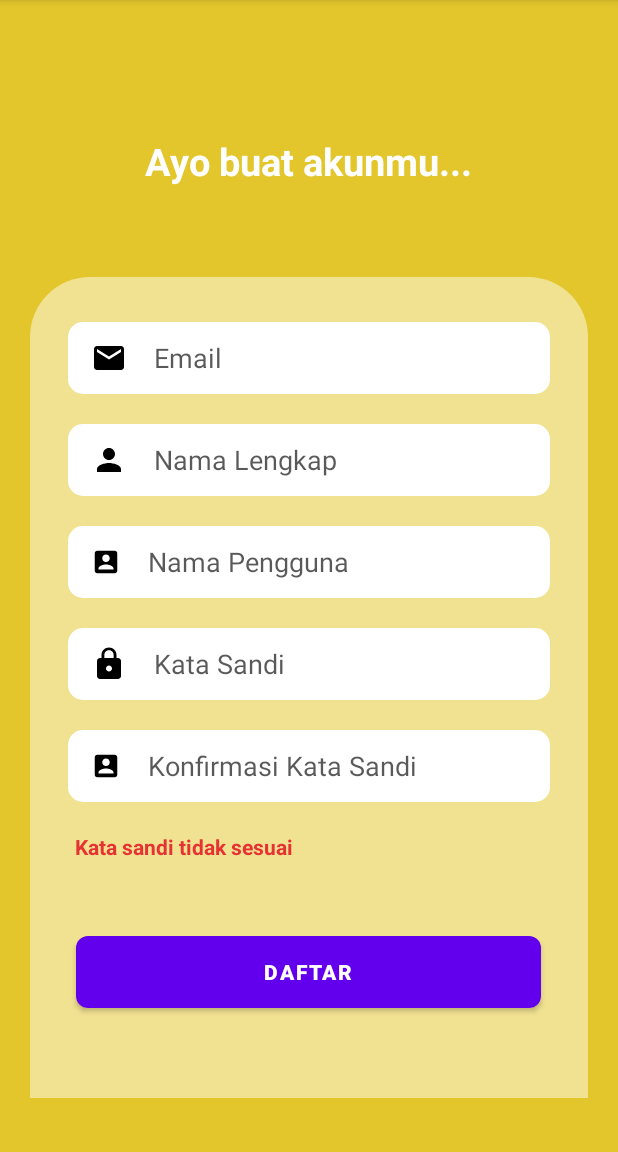
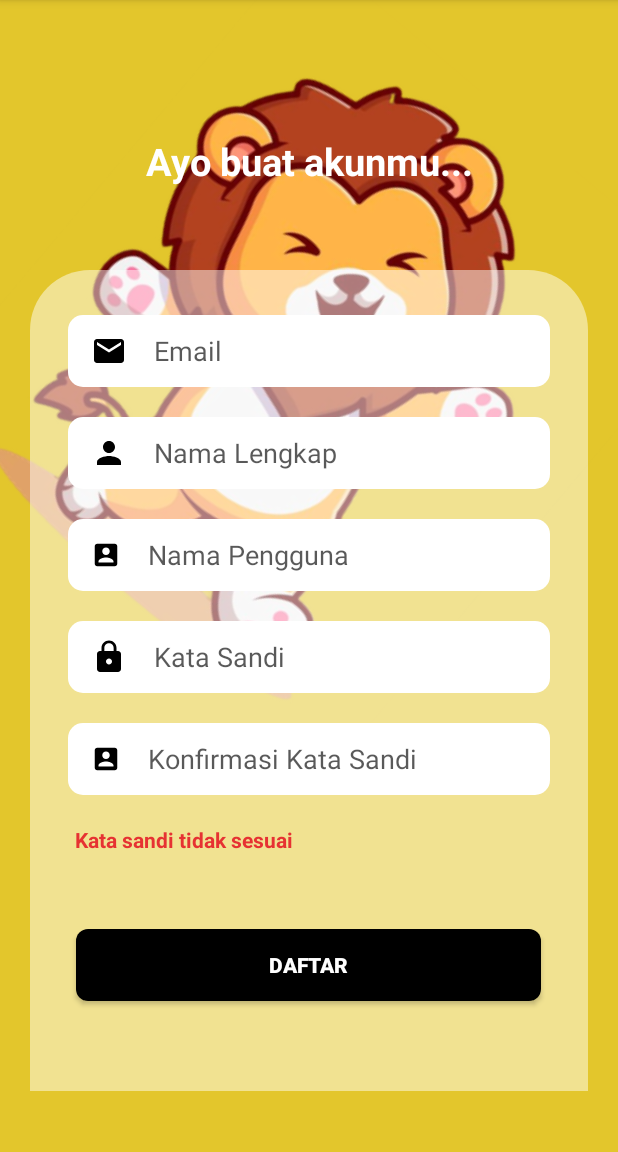
Before and after one commit to Devanoz/ABCeria-project-PAB-, an Android app: the Register screen opened directly, with no data from a screen before it, on a phone screen of 412 x 824 dp, the part 84-1236 px from its top. Run offline under Robolectric (Android 15) with nearby library versions, the phone set to English and light mode, and no system bars.

Commit message:
edit login dan menambahkan halaman register

```diff
--- a/app/build.gradle
+++ b/app/build.gradle
@@ -47,6 +47,7 @@ dependencies {
     implementation 'com.google.firebase:firebase-firestore-ktx:24.4.1'
     implementation 'com.google.firebase:firebase-storage-ktx:20.1.0'
     implementation 'com.google.firebase:firebase-auth:21.1.0'
+    implementation 'com.google.firebase:firebase-database:20.1.0'
     testImplementation 'junit:junit:4.13.2'
     androidTestImplementation 'androidx.test.ext:junit:1.1.4'
     androidTestImplementation 'androidx.test.espresso:espresso-core:3.5.0'
--- a/app/src/main/java/com/example/abceria/Activity/auth/Login.kt
+++ b/app/src/main/java/com/example/abceria/Activity/auth/Login.kt
@@ -1,5 +1,6 @@
 package com.example.abceria.Activity.auth
 
+import android.annotation.SuppressLint
 import android.content.Intent
 import android.content.IntentSender
 import androidx.appcompat.app.AppCompatActivity
@@ -31,6 +32,7 @@ class Login : AppCompatActivity() {
 
     private val REQ_ONE_TAP = 2
     private var showOneTapUi = true
+
 
     override fun onCreate(savedInstanceState: Bundle?) {
         super.onCreate(savedInstanceState)
--- a/app/src/main/java/com/example/abceria/MainActivity.kt
+++ b/app/src/main/java/com/example/abceria/MainActivity.kt
@@ -15,8 +15,7 @@ import android.widget.Toast
 import androidx.core.net.toFile
 import com.example.abceria.db.DB
 import com.example.abceria.model.user.UserDetail
-import com.google.firebase.storage.FirebaseStorage
-import com.google.firebase.storage.StorageReference
+
 import java.io.File
 import java.io.FileInputStream
 import java.io.IOException
--- a/app/src/main/res/layout/activity_login.xml
+++ b/app/src/main/res/layout/activity_login.xml
@@ -62,13 +62,15 @@
             android:textSize="15sp"
             android:textStyle="bold" />
 
-        <Button
-            android:layout_width="300dp"
+        <androidx.appcompat.widget.AppCompatButton
+            android:id="@+id/login_btn_login"
+            android:layout_width="310dp"
             android:layout_height="wrap_content"
             android:layout_gravity="center"
             android:layout_marginTop="50dp"
             android:background="@drawable/rounded_button_masuk"
             android:text="Masuk"
+            android:textColor="@color/white"
             android:textStyle="bold" />
 
         <LinearLayout
@@ -97,12 +99,7 @@
                 android:textStyle="bold" />
         </LinearLayout>
 
-        <Button
-            android:id="@+id/login_btn_login"
-            android:layout_width="wrap_content"
-            android:layout_height="wrap_content"
-            android:layout_gravity="center"
-            android:text="Login"/>
+
 
 
     </LinearLayout>
--- a/app/src/main/res/layout/activity_register2.xml
+++ b/app/src/main/res/layout/activity_register2.xml
@@ -9,25 +9,26 @@
     android:background="#E3C62C"
     >
 
+<RelativeLayout
+    android:layout_width="match_parent"
+    android:layout_height="wrap_content">
+
     <ImageView
-        android:layout_width="wrap_content"
-        android:layout_height="wrap_content"/>
-
-    <TextView
-        android:layout_width="wrap_content"
-        android:layout_height="wrap_content"
-        android:layout_gravity="center"
-        android:layout_marginTop="90dp"
-        android:text="Ayo buat akunmu..."
-        android:textColor="@color/white"
-        android:textSize="25dp"
-        android:textStyle="bold" />
+        android:layout_width="match_parent"
+        android:layout_height="406dp"
+        android:background="@drawable/_6569085_5100_9_06_min_min_prev_ui"
+        android:rotation="320"
+        android:rotationY="180"
+        android:layout_marginTop="40dp"
+        android:scaleX="1.2"
+        android:scaleY="1.2"
+        android:scaleType="centerInside" />
 
     <LinearLayout
         android:layout_width="match_parent"
         android:layout_height="547dp"
         android:layout_marginHorizontal="20dp"
-        android:layout_marginTop="60dp"
+        android:layout_marginTop="180dp"
         android:background="@drawable/register_wrapper_field"
         android:orientation="vertical"
         >
@@ -99,18 +100,30 @@
             android:layout_marginTop="20dp"
             />
 
-        <Button
+        <androidx.appcompat.widget.AppCompatButton
             android:layout_width="310dp"
             android:layout_height="wrap_content"
             android:layout_gravity="center"
             android:layout_marginTop="50dp"
             android:background="@drawable/rounded_button_masuk"
             android:text="Daftar"
+            android:textColor="@color/white"
             android:textStyle="bold" />
-
 
     </LinearLayout>
 
 
+    <TextView
+        android:layout_width="match_parent"
+        android:layout_height="wrap_content"
+        android:layout_gravity="center"
+        android:layout_marginTop="90dp"
+        android:gravity="center"
+        android:text="Ayo buat akunmu..."
+        android:textColor="@color/white"
+        android:textSize="25dp"
+        android:textStyle="bold" />
+</RelativeLayout>
+
 
 </LinearLayout>
```
Also changed, not shown: app/src/main/res/drawable/_6569085_5100_9_06_min_min_prev_ui.png (added), 1 other file.
